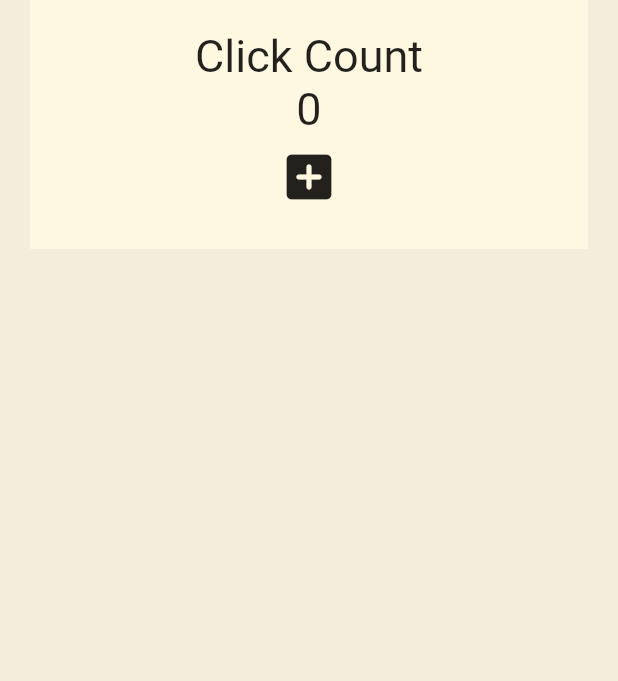
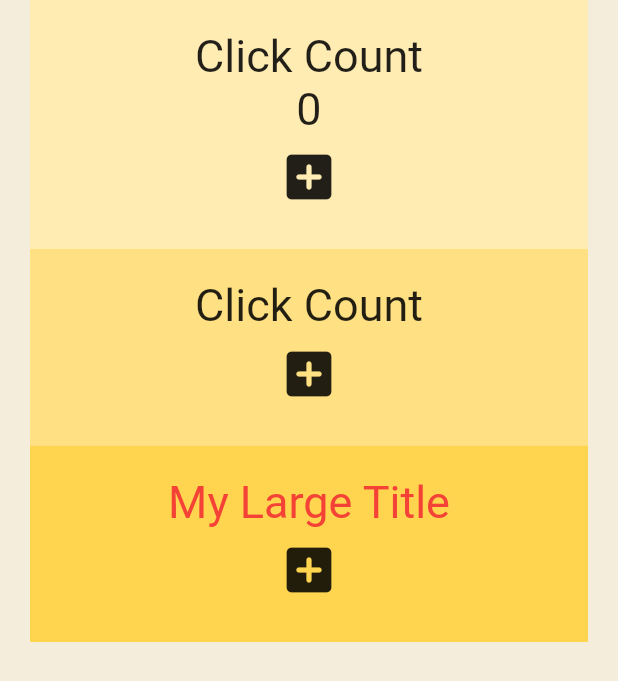
Before and after one commit to haebi/flutter_study, a Flutter app: the screen it shows after launch, on a phone screen of 412 x 824 dp. Shown: the top 681 px of the screen. Run offline on Flutter 3.47's test engine with Material 2 defaults, Android fonts, the phone set to English and light mode, and no system bars.

Commit message:
using context
using context to access parent element

```diff
--- a/stateful_widgets/lib/main.dart
+++ b/stateful_widgets/lib/main.dart
@@ -13,6 +13,7 @@ class App extends StatefulWidget {
 
 class _AppState extends State<App> {
   int counter = 0;
+  List<int> numbers = [];
 
   void onClicked() {
     setState(() {
@@ -20,9 +21,22 @@ class _AppState extends State<App> {
     });
   }
 
+  void onClicked2() {
+    setState(() {
+      numbers.add(numbers.length);
+    });
+  }
+
   @override
   Widget build(BuildContext context) {
     return MaterialApp(
+      theme: ThemeData(
+        textTheme: const TextTheme(
+          titleLarge: TextStyle(
+            color: Colors.red,
+          ),
+        ),
+      ),
       home: Scaffold(
         backgroundColor: const Color(0xFFF4EDDB),
         body: SingleChildScrollView(
@@ -30,8 +44,10 @@ class _AppState extends State<App> {
             padding: const EdgeInsets.symmetric(
               horizontal: 20,
             ),
-            child: Container(
-              color: Colors.amber[50],
+            child: Column(
+              children: [
+                Container(
+                  color: Colors.amber[100],
                   child: Padding(
                     padding: const EdgeInsets.all(20.0),
                     child: Row(
@@ -59,9 +75,74 @@ class _AppState extends State<App> {
                     ),
                   ),
                 ),
+                Container(
+                  color: Colors.amber[200],
+                  child: Padding(
+                    padding: const EdgeInsets.all(20.0),
+                    child: Row(
+                      mainAxisAlignment: MainAxisAlignment.center,
+                      children: [
+                        Column(
+                          mainAxisAlignment: MainAxisAlignment.center,
+                          children: [
+                            const Text(
+                              'Click Count',
+                              style: TextStyle(fontSize: 30),
+                            ),
+                            for (var n in numbers) Text('$n'),
+                            IconButton(
+                              iconSize: 40,
+                              onPressed: onClicked2,
+                              icon: const Icon(Icons.add_box_rounded),
+                            ),
+                          ],
+                        ),
+                      ],
+                    ),
+                  ),
+                ),
+                Container(
+                  color: Colors.amber[300],
+                  child: Padding(
+                    padding: const EdgeInsets.all(20.0),
+                    child: Row(
+                      mainAxisAlignment: MainAxisAlignment.center,
+                      children: [
+                        Column(
+                          mainAxisAlignment: MainAxisAlignment.center,
+                          children: [
+                            const MyLargeTitle(),
+                            IconButton(
+                              iconSize: 40,
+                              onPressed: onClicked2,
+                              icon: const Icon(Icons.add_box_rounded),
+                            ),
+                          ],
+                        ),
+                      ],
+                    ),
+                  ),
+                ),
+              ],
+            ),
           ),
         ),
       ),
     );
   }
 }
+
+class MyLargeTitle extends StatelessWidget {
+  const MyLargeTitle({
+    super.key,
+  });
+
+  @override
+  Widget build(BuildContext context) {
+    return Text(
+      'My Large Title',
+      style: TextStyle(
+          fontSize: 30, color: Theme.of(context).textTheme.titleLarge?.color),
+    );
+  }
+}
```
Lines whose indentation alone changed are shown as unchanged.
